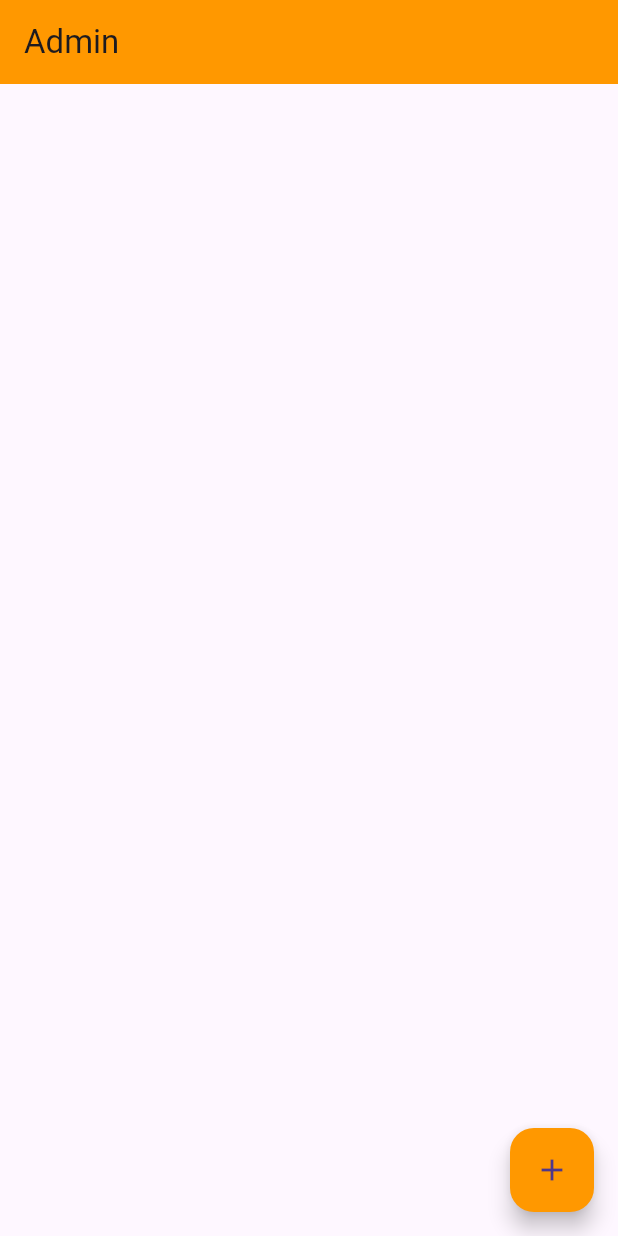
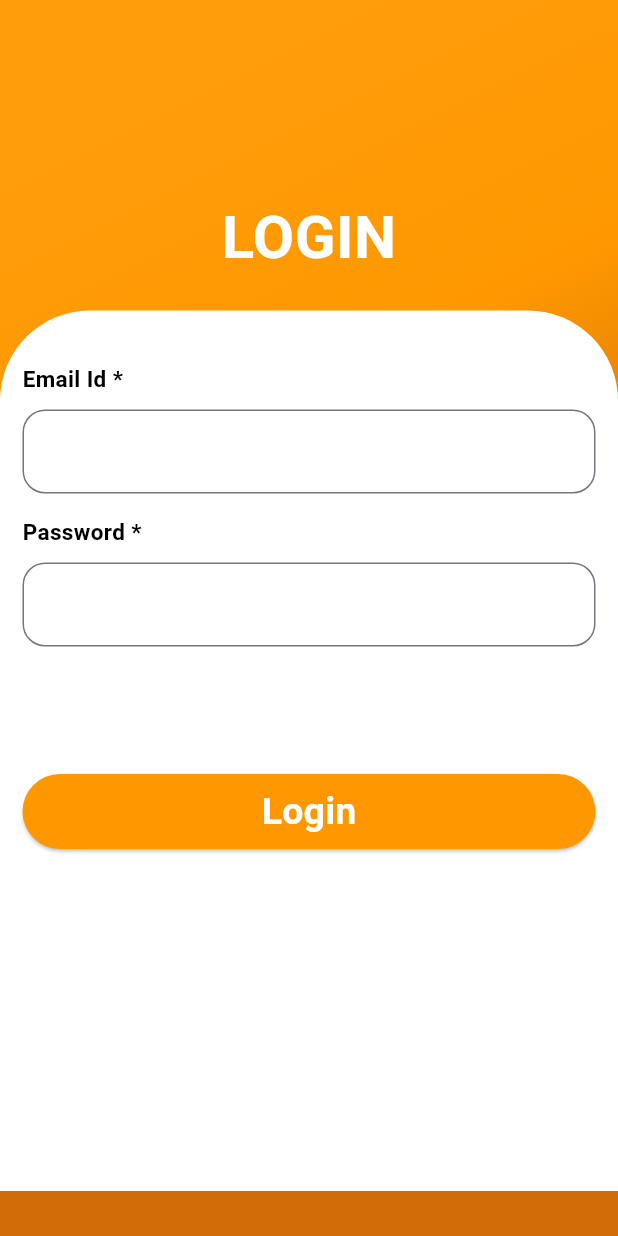
Before and after one commit to itsmedona/HyperMarketAdmin, a Flutter app: the screen it shows after launch, on a phone screen of 412 x 824 dp. Run offline on Flutter 3.47's test engine with Material 3 defaults, Android fonts, the phone set to English and light mode, and no system bars; our stand-ins replace shared_preferences.

Commit message:
added login

```diff
--- /dev/null
+++ b/lib/core/Login.dart
@@ -0,0 +1,169 @@
+import 'package:flutter/material.dart';
+import 'package:hyper_mark_adm/presentation/ProductScreen/view/ProductScreen.dart';
+import 'package:shared_preferences/shared_preferences.dart';
+
+class LoginScreen extends StatefulWidget {
+  const LoginScreen({Key? key}) : super(key: key);
+
+  @override
+  State<LoginScreen> createState() => _LoginScreenState();
+}
+
+class _LoginScreenState extends State<LoginScreen> {
+  TextEditingController emailController = TextEditingController();
+  TextEditingController passwordController = TextEditingController();
+
+  @override
+  void initState() {
+    super.initState();
+    loadSavedData();
+  }
+
+  loadSavedData() async {
+    SharedPreferences prefs = await SharedPreferences.getInstance();
+    setState(() {
+      emailController.text = prefs.getString('email') ?? '';
+      passwordController.text = prefs.getString('password') ?? '';
+    });
+  }
+
+  saveData() async {
+    SharedPreferences prefs = await SharedPreferences.getInstance();
+    prefs.setString('email', emailController.text);
+    prefs.setString('password', passwordController.text);
+  }
+
+  @override
+  Widget build(BuildContext context) {
+    return Scaffold(
+      body: Container(
+        padding: EdgeInsets.symmetric(vertical: 30),
+        width: double.infinity,
+        decoration: BoxDecoration(
+          gradient: LinearGradient(
+            begin: Alignment.topCenter,
+            colors: <Color>[
+              Color.fromARGB(244, 255, 153, 0),
+              Colors.orange,
+              const Color.fromARGB(255, 209, 109, 9),
+            ],
+          ),
+        ),
+        child: Column(
+          crossAxisAlignment: CrossAxisAlignment.center,
+          children: [
+            SizedBox(height: 80),
+            Padding(
+              padding: EdgeInsets.all(20),
+              child: Column(
+                crossAxisAlignment: CrossAxisAlignment.center,
+                children: [
+                  Text(
+                    "LOGIN",
+                    style: TextStyle(
+                      fontSize: 40,
+                      color: Colors.white,
+                      fontWeight: FontWeight.bold,
+                    ),
+                  ),
+                ],
+              ),
+            ),
+            Expanded(
+              child: Container(
+                decoration: BoxDecoration(
+                  color: Colors.white,
+                  borderRadius: BorderRadius.only(
+                    topLeft: Radius.circular(60),
+                    topRight: Radius.circular(60),
+                  ),
+                ),
+                child: Padding(
+                  padding: const EdgeInsets.symmetric(
+                    horizontal: 15,
+                    vertical: 15,
+                  ),
+                  child: Column(
+                    mainAxisAlignment: MainAxisAlignment.start,
+                    crossAxisAlignment: CrossAxisAlignment.start,
+                    children: [
+                      SizedBox(height: 20),
+                      Text(
+                        "Email Id *",
+                        style: TextStyle(
+                          fontSize: 15,
+                          color: Colors.black,
+                          fontWeight: FontWeight.bold,
+                        ),
+                        textAlign: TextAlign.start,
+                      ),
+                      SizedBox(height: 10),
+                      TextField(
+                        controller: emailController,
+                        decoration: InputDecoration(
+                          border: OutlineInputBorder(
+                            borderRadius: BorderRadius.circular(15),
+                          ),
+                        ),
+                      ),
+                      SizedBox(height: 15),
+                      Text(
+                        "Password *",
+                        style: TextStyle(
+                          fontSize: 15,
+                          color: Colors.black,
+                          fontWeight: FontWeight.bold,
+                        ),
+                        textAlign: TextAlign.start,
+                      ),
+                      SizedBox(height: 10),
+                      TextField(
+                        controller: passwordController,
+                        decoration: InputDecoration(
+                          border: OutlineInputBorder(
+                            borderRadius: BorderRadius.circular(15),
+                          ),
+                        ),
+                        obscureText: true,
+                      ),
+                      SizedBox(height: 15),
+                      SizedBox(height: 10),
+                      Align(
+                        alignment: Alignment.centerRight,
+                      ),
+                      SizedBox(height: 60),
+                      SizedBox(
+                        height: 50,
+                        width: double.infinity,
+                        child: ElevatedButton(
+                          onPressed: () {
+                            saveData();
+                            Navigator.push(
+                                context,
+                                MaterialPageRoute(
+                                    builder: (context) => ProductScreen()));
+                          },
+                          style: ElevatedButton.styleFrom(
+                            backgroundColor: Colors.orange,
+                          ),
+                          child: Text(
+                            "Login",
+                            style: TextStyle(
+                              color: Colors.white,
+                              fontSize: 25,
+                              fontWeight: FontWeight.bold,
+                            ),
+                          ),
+                        ),
+                      ),
+                    ],
+                  ),
+                ),
+              ),
+            ),
+          ],
+        ),
+      ),
+    );
+  }
+}
--- a/lib/main.dart
+++ b/lib/main.dart
@@ -1,6 +1,6 @@
 import 'package:flutter/material.dart';
+import 'package:hyper_mark_adm/core/Login.dart';
 import 'package:hyper_mark_adm/presentation/ProductScreen/controller/ProductScreenController.dart';
-import 'package:hyper_mark_adm/presentation/ProductScreen/view/ProductScreen.dart';
 import 'package:provider/provider.dart';
 
 void main() {
@@ -19,7 +19,7 @@ class AdmApp extends StatelessWidget {
   Widget build(BuildContext context) {
     return MaterialApp(
       debugShowCheckedModeBanner: false,
-      home: ProductScreen(),
+      home: LoginScreen(),
     );
   }
 }
--- a/lib/presentation/ProductScreen/view/ProductScreen.dart
+++ b/lib/presentation/ProductScreen/view/ProductScreen.dart
@@ -35,13 +35,9 @@ class _ProductScreenState extends State<ProductScreen> {
               crossAxisCount: 3,
               mainAxisSpacing: 35,
               crossAxisSpacing: 35,
-              mainAxisExtent: 250,
+              mainAxisExtent: 350,
             ),
-            itemBuilder: (context, index) => GestureDetector(
-              onTap: () {
-                EditProductBottomSheet(context, products[index], index);
-              },
-              child: Container(
+            itemBuilder: (context, index) => Container(
               color: Colors.white,
               child: Padding(
                 padding: const EdgeInsets.all(10),
@@ -102,24 +98,25 @@ class _ProductScreenState extends State<ProductScreen> {
                       ),
                       textAlign: TextAlign.center,
                     ),
-                      ElevatedButton(
+                    Row(
+                      children: [
+                        IconButton(
+                          onPressed: () {
+                            EditProductBottomSheet(
+                                context, products[index], index);
+                          },
+                          icon: Icon(Icons.edit),
+                        ),
+                        IconButton(
+                          color: Colors.red,
                           onPressed: () {
                             productProvider.deleteProduct(index);
                           },
-                        style: ElevatedButton.styleFrom(
-                          backgroundColor: Colors.red,
-                        ),
-                        child: Text(
-                          'DELETE',
-                          style: TextStyle(
-                            color: Colors.white,
-                            fontSize: 12,
-                            fontWeight: FontWeight.bold,
-                          ),
-                        ),
+                          icon: Icon(Icons.delete),
                         ),
                       ],
                     ),
+                  ],
                 ),
               ),
             ),
@@ -139,6 +136,11 @@ class _ProductScreenState extends State<ProductScreen> {
   void AddProductBottomSheet(BuildContext context) {
     var productProvider =
         Provider.of<ProductController>(context, listen: false);
+    nameController.text = '';
+    categoryController.text = '';
+    descriptionController.text = '';
+    priceController.text = '';
+    quantityController.text = '';
     showModalBottomSheet(
       context: context,
       builder: (BuildContext context) {
--- a/pubspec.yaml
+++ b/pubspec.yaml
@@ -36,6 +36,7 @@ dependencies:
   # Use with the CupertinoIcons class for iOS style icons.
   cupertino_icons: ^1.0.2
   provider: ^6.1.1
+  shared_preferences: ^2.2.2
 
 dev_dependencies:
   flutter_test:
```
Also changed, not shown: pubspec.lock, 1 other file. Lines whose indentation alone changed are shown as unchanged.
